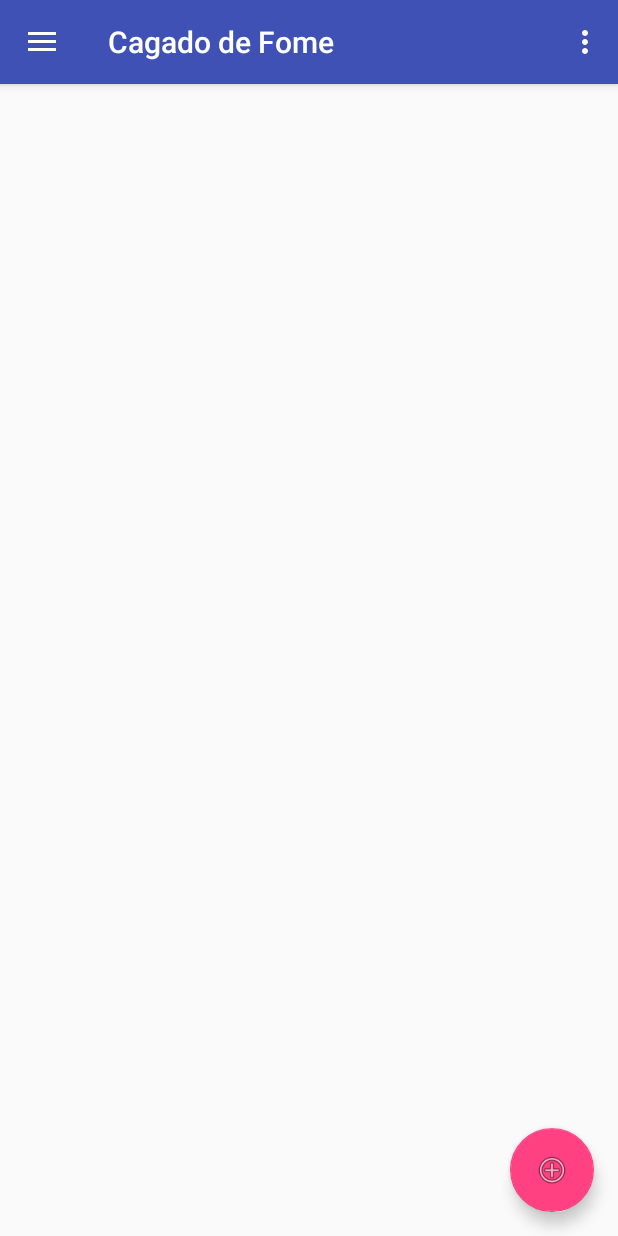
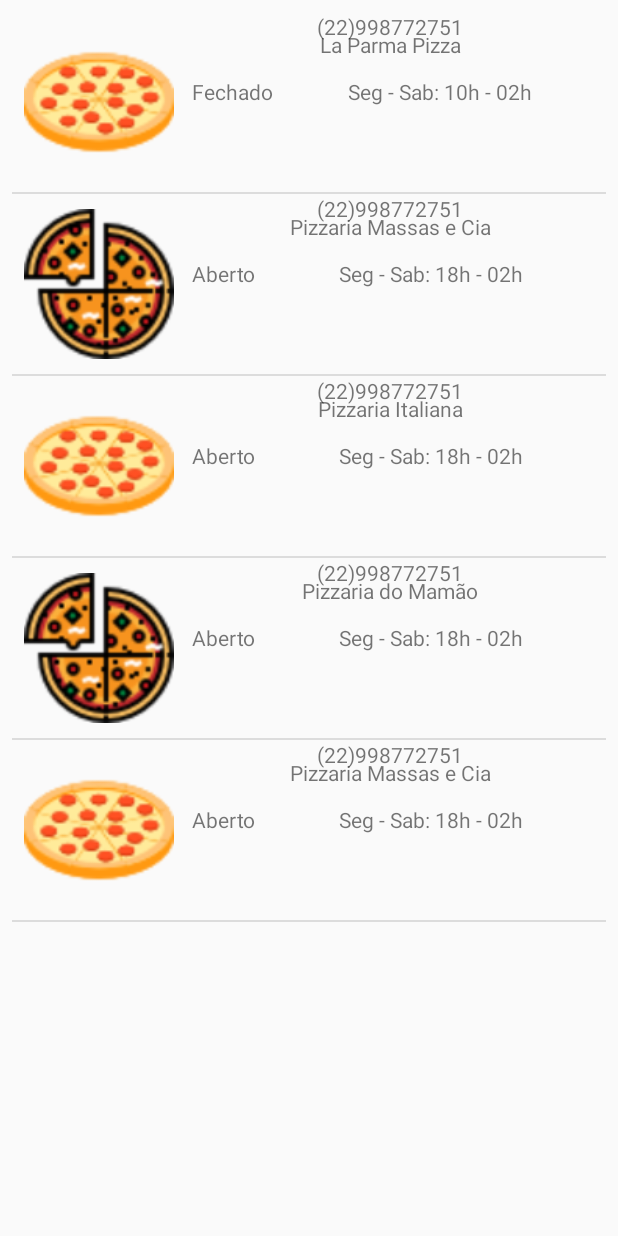
Before and after one commit to tuliodutra27/CagadodeFome, an Android app: the ListaInicialActivity screen opened directly, with no data from a screen before it, after a tap on "Pizzas", on a phone screen of 412 x 824 dp. Run offline under Robolectric (Android 15) with nearby library versions, the phone set to English and light mode, and no system bars.

Commit message:
Nova lista pra mostrar as opções de pizzarias

```diff
--- a/app/src/main/AndroidManifest.xml
+++ b/app/src/main/AndroidManifest.xml
@@ -21,6 +21,8 @@
         </activity>
         <activity android:name=".ListaInicialActivity"
             android:theme="@style/AppTheme.NoActionBar"/>
+        <activity android:name=".ListaPizzariasActivity"
+            android:theme="@style/AppTheme.NoActionBar"/>
     </application>
 
 </manifest>
--- /dev/null
+++ b/app/src/main/java/br/edu/iff/cagadodefome/AdapterListaPizza.java
@@ -0,0 +1,62 @@
+package br.edu.iff.cagadodefome;
+
+import android.app.Activity;
+import android.view.View;
+import android.view.ViewGroup;
+import android.widget.BaseAdapter;
+import android.widget.ImageView;
+import android.widget.TextView;
+
+import java.util.List;
+
+/**
+ * Created by kamik on 23/10/2017.
+ */
+
+public class AdapterListaPizza extends BaseAdapter {
+
+    private final List<Pizzaria> pizzarias;
+    private final Activity act;
+
+    public AdapterListaPizza(List<Pizzaria> pizzarias, Activity act){
+        this.pizzarias = pizzarias;
+        this.act = act;
+    }
+
+    @Override
+    public int getCount() {
+        return pizzarias.size();
+    }
+
+    @Override
+    public Object getItem(int position) {
+        return pizzarias.get(position);
+    }
+
+    @Override
+    public long getItemId(int position) {
+        long x = 0;
+        x = pizzarias.size();
+        x = (x%2)+1;
+        return x;
+    }
+
+    @Override
+    public View getView(int position, View convertView, ViewGroup parent) {
+        View view = act.getLayoutInflater().inflate(R.layout.lista_personalizada_pizzaria, parent, false);
+
+        Pizzaria pizzaria = pizzarias.get(position);
+        TextView nome = (TextView) view.findViewById(R.id.nomePizzaria);
+        ImageView imagem = (ImageView) view.findViewById(R.id.imagemPizzaria);
+        TextView status = (TextView) view.findViewById(R.id.statusPizzaria);
+        TextView funcionamento = (TextView) view.findViewById(R.id.horarioFuncionamentoPizzaria);
+        TextView telefone = (TextView) view.findViewById(R.id.telefonePizzaria);
+
+        nome.setText(pizzaria.getNome());
+        imagem.setImageResource(pizzaria.getImagem());
+        status.setText(pizzaria.getStatus());
+        funcionamento.setText(pizzaria.getHorario_funcionamento());
+        telefone.setText(pizzaria.getTelefone());
+        return view;
+    }
+}
--- a/app/src/main/java/br/edu/iff/cagadodefome/ListaInicialActivity.java
+++ b/app/src/main/java/br/edu/iff/cagadodefome/ListaInicialActivity.java
@@ -33,19 +33,19 @@ public class ListaInicialActivity extends AppCompatActivity {
                 Intent intent;
                 switch(position){
                     case 0:
-                        intent = new Intent(getBaseContext(), MainActivity.class);
+                        intent = new Intent(getBaseContext(), ListaPizzariasActivity.class);
                         startActivity(intent);
                         break;
                     case 1:
-                        intent = new Intent(getBaseContext(), MainActivity.class);
+                        intent = new Intent(getBaseContext(), ListaPizzariasActivity.class);
                         startActivity(intent);
                         break;
                     case 2:
-                        intent = new Intent(getBaseContext(), MainActivity.class);
+                        intent = new Intent(getBaseContext(), ListaPizzariasActivity.class);
                         startActivity(intent);
                         break;
                     case 3:
-                        intent = new Intent(getBaseContext(), MainActivity.class);
+                        intent = new Intent(getBaseContext(), ListaPizzariasActivity.class);
                         startActivity(intent);
                         break;
                     case 4:
--- /dev/null
+++ b/app/src/main/java/br/edu/iff/cagadodefome/ListaPizzariasActivity.java
@@ -0,0 +1,68 @@
+package br.edu.iff.cagadodefome;
+
+import android.content.Intent;
+import android.os.Bundle;
+import android.support.v7.app.AppCompatActivity;
+import android.view.View;
+import android.widget.AdapterView;
+import android.widget.ListView;
+
+import java.util.ArrayList;
+import java.util.Arrays;
+import java.util.List;
+
+/**
+ * Created by kamik on 23/10/2017.
+ */
+
+public class ListaPizzariasActivity extends AppCompatActivity {
+
+    @Override
+    protected void onCreate(Bundle savedInstanceState) {
+        super.onCreate(savedInstanceState);
+
+        setContentView(R.layout.activity_pizzarias);
+        //código para a lista
+        ListView lista = (ListView) findViewById(R.id.listaPizzarias);
+        List<Pizzaria> pizzarias = todasAsPizzarias();
+        AdapterListaPizza adapterListaPizza = new AdapterListaPizza(pizzarias, this);
+        lista.setAdapter(adapterListaPizza);
+        lista.setOnItemClickListener(new AdapterView.OnItemClickListener() {
+            @Override
+            public void onItemClick(AdapterView<?> parent, View view, int position, long id) {
+                Intent intent;
+                switch (position) {
+                    case 0:
+                        intent = new Intent(getBaseContext(), MainActivity.class);
+                        startActivity(intent);
+                        break;
+                    case 1:
+                        intent = new Intent(getBaseContext(), MainActivity.class);
+                        startActivity(intent);
+                        break;
+                    case 2:
+                        intent = new Intent(getBaseContext(), MainActivity.class);
+                        startActivity(intent);
+                        break;
+                    case 3:
+                        intent = new Intent(getBaseContext(), MainActivity.class);
+                        startActivity(intent);
+                        break;
+                    case 4:
+                        intent = new Intent(getBaseContext(), MainActivity.class);
+                        startActivity(intent);
+                        break;
+                }
+            }
+        });
+    }
+
+    private List<Pizzaria> todasAsPizzarias() {
+        return new ArrayList<>(Arrays.asList(
+                new Pizzaria("La Parma Pizza", "Fechado", "Seg - Sab: 10h - 02h", "(22)998772751", R.drawable.pizza, 0),
+                new Pizzaria("Pizzaria Massas e Cia", "Aberto", "Seg - Sab: 18h - 02h", "(22)998772751", R.drawable.pizza_, 1),
+                new Pizzaria("Pizzaria Italiana", "Aberto", "Seg - Sab: 18h - 02h", "(22)998772751", R.drawable.pizza, 2),
+                new Pizzaria("Pizzaria do Mamão", "Aberto", "Seg - Sab: 18h - 02h", "(22)998772751", R.drawable.pizza_, 3),
+                new Pizzaria("Pizzaria Massas e Cia", "Aberto", "Seg - Sab: 18h - 02h", "(22)998772751", R.drawable.pizza, 4)));
+    }
+}
--- /dev/null
+++ b/app/src/main/java/br/edu/iff/cagadodefome/Pizzaria.java
@@ -0,0 +1,73 @@
+package br.edu.iff.cagadodefome;
+
+/**
+ * Created by kamik on 23/10/2017.
+ */
+
+public class Pizzaria {
+
+    public Pizzaria(String nome, String status, String horario_funcionamento, String telefone, int imagem, long id) {
+        this.nome = nome;
+        this.status = status;
+        this.horario_funcionamento = horario_funcionamento;
+        this.telefone = telefone;
+        this.imagem = imagem;
+        this.id = id;
+    }
+
+    private String nome;
+    private String status;
+    private String horario_funcionamento;
+    private String telefone;
+    private int imagem;
+    private long id;
+
+    public long getId(){
+        return id;
+    }
+
+    public void setId(long id){
+        this.id = id;
+    }
+
+    public int getImagem(){
+        return imagem;
+    }
+
+    public void setImagem(int imagem){
+        this.imagem = imagem;
+    }
+
+    public String getNome() {
+        return nome;
+    }
+
+    public void setNome(String nome) {
+        this.nome = nome;
+    }
+
+    public String getStatus() {
+        return status;
+    }
+
+    public void setStatus(String status) {
+        this.status = status;
+    }
+
+    public String getHorario_funcionamento() {
+        return horario_funcionamento;
+    }
+
+    public void setHorario_funcionamento(String horario_funcionamento) {
+        this.horario_funcionamento = horario_funcionamento;
+    }
+
+    public String getTelefone() {
+        return telefone;
+    }
+
+    public void setTelefone(String telefone) {
+        this.telefone = telefone;
+    }
+
+}
--- /dev/null
+++ b/app/src/main/res/layout/activity_pizzarias.xml
@@ -0,0 +1,21 @@
+<?xml version="1.0" encoding="utf-8"?>
+<android.support.constraint.ConstraintLayout
+    xmlns:android="http://schemas.android.com/apk/res/android"
+    xmlns:app="http://schemas.android.com/apk/res-auto"
+    xmlns:tools="http://schemas.android.com/tools"
+    android:orientation="vertical" android:layout_width="match_parent"
+    android:layout_height="match_parent">
+
+    <ListView
+        android:id="@+id/listaPizzarias"
+        android:layout_width="match_parent"
+        android:layout_height="match_parent"
+        android:layout_marginBottom="8dp"
+        android:layout_marginLeft="8dp"
+        android:layout_marginRight="8dp"
+        android:layout_marginTop="8dp"
+        app:layout_constraintBottom_toBottomOf="parent"
+        app:layout_constraintLeft_toLeftOf="parent"
+        app:layout_constraintRight_toRightOf="parent"
+        app:layout_constraintTop_toTopOf="parent" />
+</android.support.constraint.ConstraintLayout>
--- /dev/null
+++ b/app/src/main/res/layout/lista_personalizada_pizzaria.xml
@@ -0,0 +1,60 @@
+<?xml version="1.0" encoding="utf-8"?>
+<android.support.constraint.ConstraintLayout xmlns:android="http://schemas.android.com/apk/res/android"
+    xmlns:app="http://schemas.android.com/apk/res-auto"
+    xmlns:tools="http://schemas.android.com/tools"
+    android:layout_width="match_parent"
+    android:layout_height="120dp"
+    android:orientation="vertical">
+
+    <ImageView
+        android:id="@+id/imagemPizzaria"
+        android:layout_width="100dp"
+        android:layout_height="100dp"
+        android:layout_marginBottom="8dp"
+        android:layout_marginLeft="8dp"
+        android:layout_marginTop="8dp"
+        app:layout_constraintBottom_toBottomOf="parent"
+        app:layout_constraintLeft_toLeftOf="parent"
+        app:layout_constraintTop_toTopOf="parent" />
+
+    <TextView
+        android:id="@+id/nomePizzaria"
+        android:layout_width="wrap_content"
+        android:layout_height="wrap_content"
+        android:layout_marginLeft="12dp"
+        android:layout_marginRight="12dp"
+        android:layout_marginTop="12dp"
+        app:layout_constraintLeft_toRightOf="@+id/imagemPizzaria"
+        app:layout_constraintRight_toRightOf="parent"
+        app:layout_constraintTop_toTopOf="parent" />
+
+    <TextView
+        android:id="@+id/statusPizzaria"
+        android:layout_width="wrap_content"
+        android:layout_height="wrap_content"
+        app:layout_constraintLeft_toRightOf="@+id/imagemPizzaria"
+        android:layout_marginLeft="12dp"
+        android:layout_marginTop="12dp"
+        app:layout_constraintTop_toBottomOf="@+id/nomePizzaria" />
+
+    <TextView
+        android:id="@+id/horarioFuncionamentoPizzaria"
+        android:layout_width="wrap_content"
+        android:layout_height="wrap_content"
+        android:layout_marginLeft="12dp"
+        android:layout_marginRight="12dp"
+        android:layout_marginTop="12dp"
+        app:layout_constraintLeft_toRightOf="@+id/statusPizzaria"
+        app:layout_constraintRight_toRightOf="parent"
+        app:layout_constraintTop_toBottomOf="@+id/nomePizzaria" />
+
+    <TextView
+        android:id="@+id/telefonePizzaria"
+        android:layout_width="wrap_content"
+        android:layout_height="wrap_content"
+        android:layout_marginLeft="8dp"
+        android:layout_marginRight="8dp"
+        app:layout_constraintLeft_toRightOf="@+id/imagemPizzaria"
+        app:layout_constraintRight_toRightOf="parent"
+        tools:layout_editor_absoluteY="70dp" />
+</android.support.constraint.ConstraintLayout>
```
